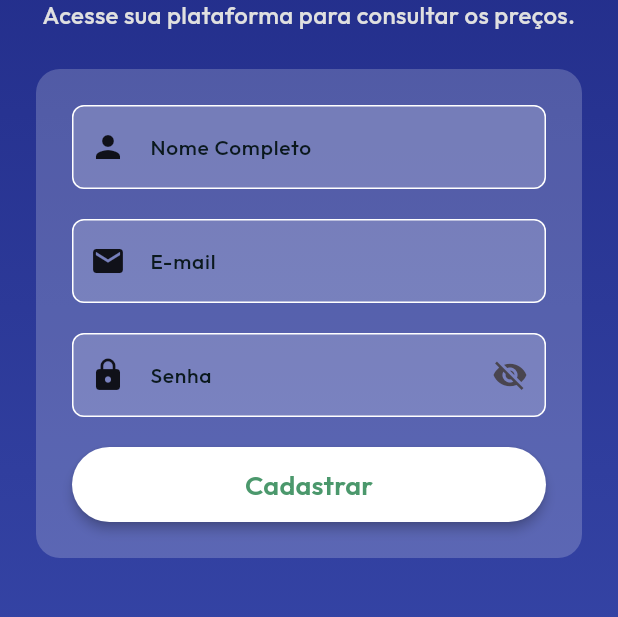
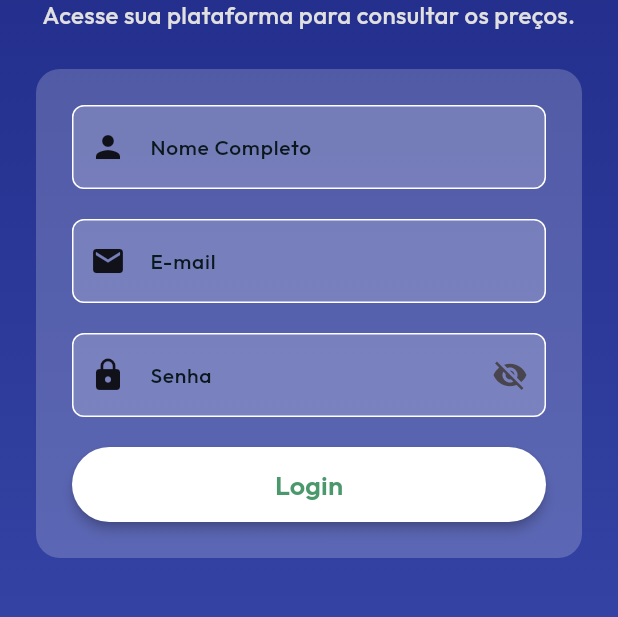
Before and after one commit to joaonakano/visualiza_preco, a Flutter app: the screen it shows after launch, on a phone screen of 412 x 824 dp, the part 408-1025 px from its top. Run offline on Flutter 3.47's test engine with Material 3 defaults, Android fonts, the light colour scheme and no system bars; our stand-ins replace google_fonts.

Commit message:
ROUBEI A TELA DO BORIS NAO ME XINGUEM

```diff
--- a/lib/screens/login_screen.dart
+++ b/lib/screens/login_screen.dart
@@ -211,7 +211,7 @@ class _LoginScreenState extends State<LoginScreen> {
                             elevation: 3,
                           ),
                           child: Text(
-                            "Cadastrar",
+                            "Login",
                             style: GoogleFonts.outfit(
                               color: const Color(0xFF4B986C),
                               fontSize: 18,
```
